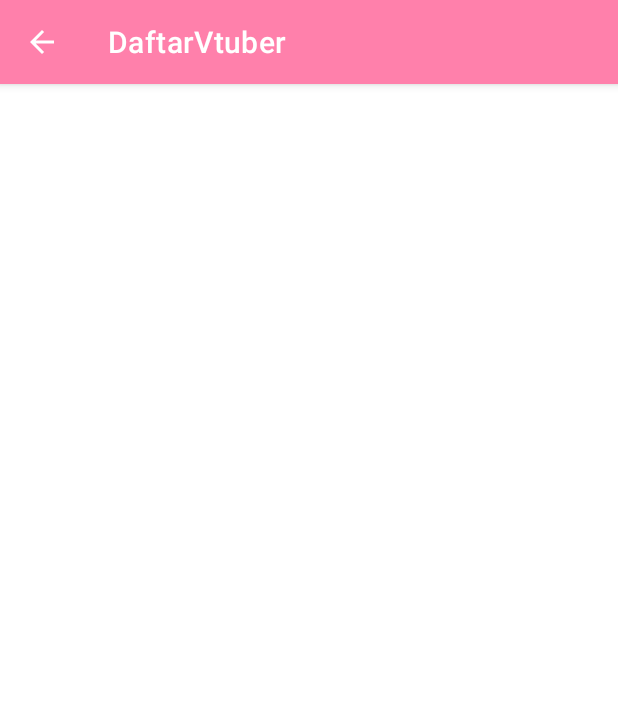
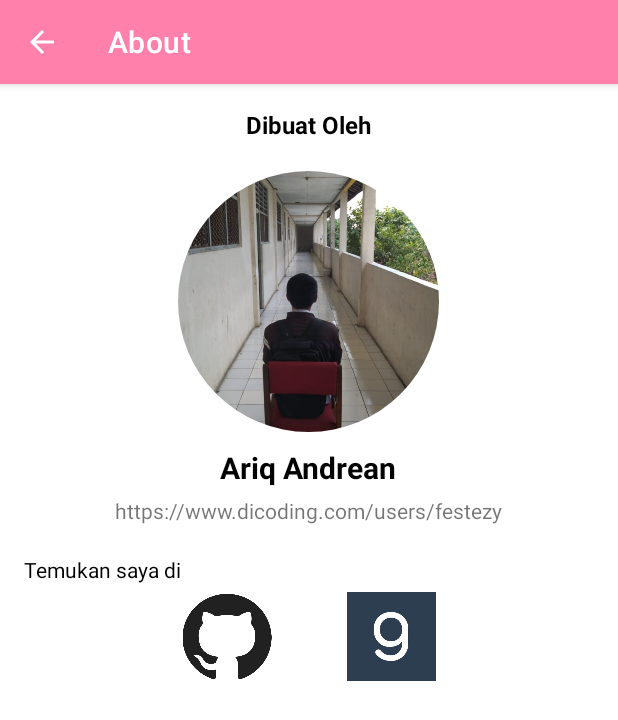
Before and after one commit to Festezy/AndroidKotlin-VtuberIDList, an Android app: the ProfileActivity screen opened directly, with no data from a screen before it, on a phone screen of 412 x 824 dp. Shown: the top 720 px of the screen. Run offline under Robolectric (Android 15) with nearby library versions, the phone set to English and light mode, and no system bars; our stand-ins replace CircleImageView.

Commit message:
forth commit

```diff
--- a/app/src/main/java/com/ariqandrean/daftarvtuber/DetailActivity.kt
+++ b/app/src/main/java/com/ariqandrean/daftarvtuber/DetailActivity.kt
@@ -7,8 +7,6 @@ import android.os.Bundle
 import android.widget.ImageView
 import android.widget.TextView
 import android.widget.Toast
-import androidx.appcompat.app.ActionBar
-import com.ariqandrean.daftarvtuber.databinding.ActivityDetailBinding
 
 class DetailActivity : AppCompatActivity() {
 
@@ -44,7 +42,7 @@ class DetailActivity : AppCompatActivity() {
 
         detailYtUrl.setOnClickListener {
             if (ytUrl == ""){
-                Toast.makeText(this, "$vName is not available", Toast.LENGTH_LONG).show()
+                Toast.makeText(this, "$vName Youtube is not available", Toast.LENGTH_LONG).show()
             } else {
                 gotoUrl(ytUrl)
             }
@@ -52,15 +50,15 @@ class DetailActivity : AppCompatActivity() {
 
         detailTwitterUrl.setOnClickListener {
             if (twitUrl == ""){
-                Toast.makeText(this, "$vName is not available", Toast.LENGTH_LONG).show()
+                Toast.makeText(this, "$vName Twitter is not available", Toast.LENGTH_LONG).show()
             } else {
                 gotoUrl(twitUrl)
             }
         }
     }
 
-    private fun gotoUrl(vUrl: String?) {
-        var uri: Uri = Uri.parse(vUrl)
+    private fun gotoUrl(Url: String?) {
+        val uri: Uri = Uri.parse(Url)
         startActivity(Intent(Intent.ACTION_VIEW, uri))
     }
 
--- a/app/src/main/java/com/ariqandrean/daftarvtuber/MainActivity.kt
+++ b/app/src/main/java/com/ariqandrean/daftarvtuber/MainActivity.kt
@@ -5,6 +5,7 @@ import androidx.appcompat.app.AppCompatActivity
 import android.os.Bundle
 import android.view.Menu
 import android.view.MenuItem
+import android.widget.Toast
 import androidx.recyclerview.widget.LinearLayoutManager
 import androidx.recyclerview.widget.RecyclerView
 import com.ariqandrean.daftarvtuber.`object`.VtuberData
@@ -39,6 +40,8 @@ class MainActivity : AppCompatActivity() {
     override fun onOptionsItemSelected(item: MenuItem): Boolean {
         val id = item.itemId
         if (id == R.id.nav_Profile){
+            Toast.makeText(this, "About", Toast.LENGTH_SHORT).show()
+
             val intent = Intent(this, ProfileActivity::class.java)
             startActivity(intent)
             return true
--- a/app/src/main/java/com/ariqandrean/daftarvtuber/ProfileActivity.kt
+++ b/app/src/main/java/com/ariqandrean/daftarvtuber/ProfileActivity.kt
@@ -1,15 +1,39 @@
 package com.ariqandrean.daftarvtuber
 
+import android.content.Intent
+import android.net.Uri
 import androidx.appcompat.app.AppCompatActivity
 import android.os.Bundle
+import android.widget.ImageView
 
 class ProfileActivity : AppCompatActivity() {
     override fun onCreate(savedInstanceState: Bundle?) {
         super.onCreate(savedInstanceState)
         setContentView(R.layout.activity_profile)
+        supportActionBar!!.setDisplayHomeAsUpEnabled(true)
+        supportActionBar?.title = "About"
 
-        supportActionBar!!.setDisplayHomeAsUpEnabled(true)
+        val ivGithub = findViewById<ImageView>(R.id.github_profile)
+        val ivDicoding = findViewById<ImageView>(R.id.dicoding_profile)
+
+        /**link*/
+        val dicodingUrl = "https://www.dicoding.com/users/festezy"
+        val githubUrl = "https://github.com/Festezy"
+
+        ivGithub.setOnClickListener {
+            gotoUrl(githubUrl)
+        }
+        ivDicoding.setOnClickListener {
+            gotoUrl(dicodingUrl)
+        }
+
     }
+
+    private fun gotoUrl(Url: String?) {
+        val uri: Uri = Uri.parse(Url)
+        startActivity(Intent(Intent.ACTION_VIEW, uri))
+    }
+
     override fun onSupportNavigateUp(): Boolean {
         onBackPressed()
         return true
--- a/app/src/main/res/drawable/bg_imageview.xml
+++ b/app/src/main/res/drawable/bg_imageview.xml
@@ -7,8 +7,8 @@
         android:color="#F06292"/>
 
     <corners
-        android:topLeftRadius="20dp"
-        android:topRightRadius="20dp"/>
+        android:topLeftRadius="30dp"
+        android:topRightRadius="30dp"/>
 
 <!--    <size android:width="35dp"-->
 <!--        android:height="10dp"/>-->
--- a/app/src/main/res/drawable/bg_recyclerview.xml
+++ b/app/src/main/res/drawable/bg_recyclerview.xml
@@ -7,10 +7,10 @@
         android:color="@color/DPink"/>
 
     <corners
-        android:topLeftRadius="3dp"
-        android:topRightRadius="3dp"
-        android:bottomLeftRadius="3dp"
-        android:bottomRightRadius="3dp"/>
+        android:topLeftRadius="5dp"
+        android:topRightRadius="5dp"
+        android:bottomLeftRadius="5dp"
+        android:bottomRightRadius="5dp"/>
 
     <!--    <size android:width="35dp"-->
     <!--        android:height="10dp"/>-->
--- a/app/src/main/res/layout/activity_profile.xml
+++ b/app/src/main/res/layout/activity_profile.xml
@@ -1,9 +1,80 @@
 <?xml version="1.0" encoding="utf-8"?>
-<androidx.constraintlayout.widget.ConstraintLayout xmlns:android="http://schemas.android.com/apk/res/android"
+<LinearLayout xmlns:android="http://schemas.android.com/apk/res/android"
     xmlns:app="http://schemas.android.com/apk/res-auto"
     xmlns:tools="http://schemas.android.com/tools"
     android:layout_width="match_parent"
     android:layout_height="match_parent"
+    android:orientation="vertical"
+    android:padding="16dp"
     tools:context=".ProfileActivity">
 
-</androidx.constraintlayout.widget.ConstraintLayout>
+    <TextView
+        android:layout_width="wrap_content"
+        android:layout_height="wrap_content"
+        android:layout_gravity="center"
+        android:text="@string/dibuat_oleh_profile"
+        android:textColor="@color/black"
+        android:textStyle="bold"
+        android:textSize="16dp"/>
+    <LinearLayout
+        android:layout_width="match_parent"
+        android:layout_height="wrap_content"
+        android:gravity="center"
+        android:orientation="vertical"
+        android:padding="20dp">
+        <de.hdodenhof.circleimageview.CircleImageView
+            android:id="@+id/profile_image"
+            android:layout_width="227dp"
+            android:layout_height="174dp"
+            android:layout_centerVertical="true"
+            android:layout_gravity="center"
+            android:src="@drawable/ariq" />
+        <TextView
+            android:id="@+id/profile_nama"
+            android:layout_width="wrap_content"
+            android:layout_height="wrap_content"
+            android:layout_below="@+id/profile_image"
+            android:layout_marginTop="10dp"
+            android:text="@string/ariq_andrean_profile"
+            android:textColor="@color/black"
+            android:textStyle="bold"
+            android:textSize="20sp"/>
+        <TextView
+            android:layout_width="wrap_content"
+            android:layout_height="wrap_content"
+            android:layout_marginTop="5dp"
+            android:text="@string/link_akundicoding_profile"/>
+
+    </LinearLayout>
+
+    <LinearLayout
+        android:layout_width="wrap_content"
+        android:layout_height="wrap_content"
+        android:orientation="vertical"/>
+    <TextView
+        android:layout_width="wrap_content"
+        android:layout_height="wrap_content"
+        android:text="@string/social_media_profile"
+        android:textColor="@color/black"/>
+
+
+    <LinearLayout
+        android:layout_width="match_parent"
+        android:layout_height="wrap_content"
+        android:gravity="center"
+        android:layout_marginTop="5dp"
+        android:orientation="horizontal">
+
+        <ImageView
+            android:id="@+id/github_profile"
+            android:layout_width="109dp"
+            android:layout_height="59dp"
+            app:srcCompat="@drawable/github" />
+        <ImageView
+            android:id="@+id/dicoding_profile"
+            android:layout_width="109dp"
+            android:layout_height="59dp"
+            app:srcCompat="@mipmap/dicoding" />
+    </LinearLayout>
+
+</LinearLayout>
--- a/app/src/main/res/values/strings.xml
+++ b/app/src/main/res/values/strings.xml
@@ -13,5 +13,11 @@
     <string name="social_media_detail">Social Media</string>
     <string name="vtuber_youtube_item">vtuber youtube</string>
     <string name="youtubelink_detail">youtubeLink</string>
+
     <string name="profile_menu">profile</string>
+    <string name="ariq_andrean_profile">Ariq Andrean</string>
+    <string name="link_akundicoding_profile">https://www.dicoding.com/users/festezy</string>
+    <string name="keterangan_profile">Hallo, Nama Saya Ariq Andrean. untuk menyelesaikan Tugas dicoding</string>
+    <string name="social_media_profile">Temukan saya di</string>
+    <string name="dibuat_oleh_profile">Dibuat Oleh</string>
 </resources>
```
Also changed, not shown: app/src/main/res/drawable/ariq.jpeg (added), app/src/main/res/drawable/github.png (added), app/src/main/res/mipmap-xxhdpi/instagram.png (added), app/src/main/res/mipmap-xxxhdpi/dicoding.jpg (added).
